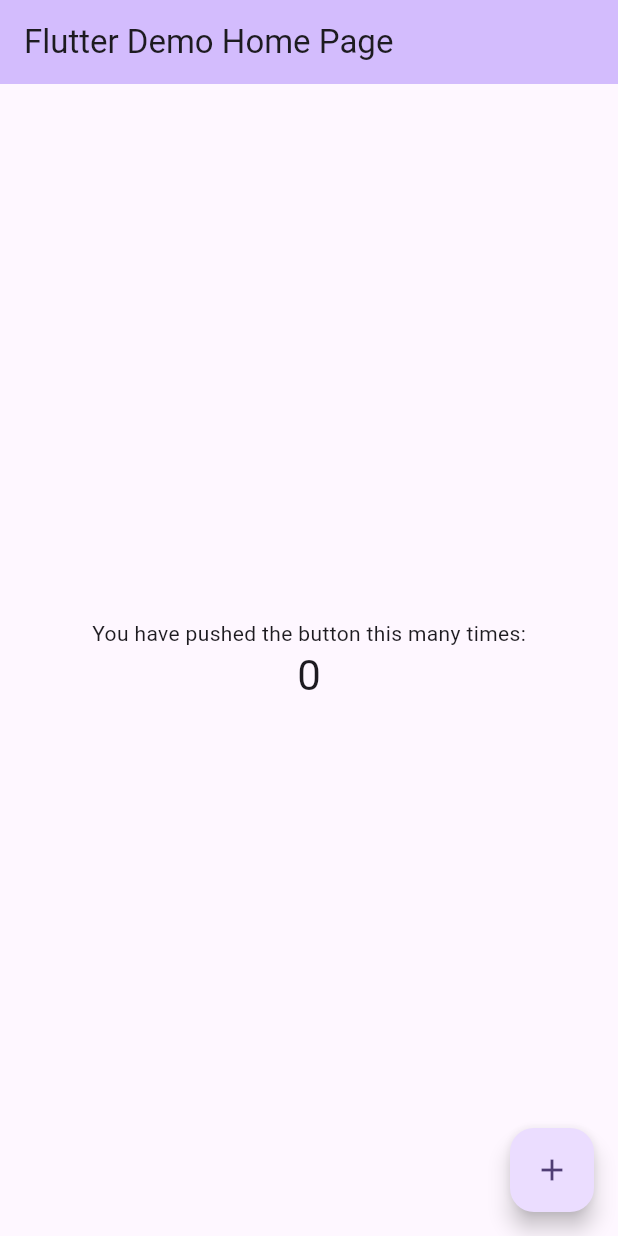
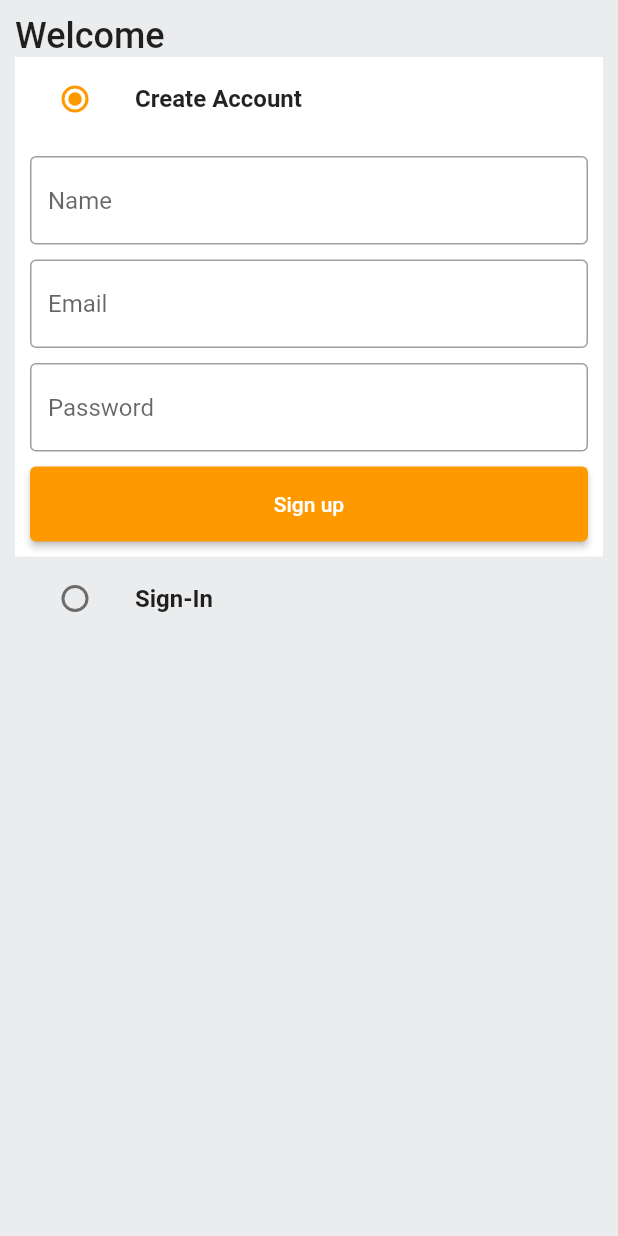
Before and after one commit to bravol/flutter_amazon_clone, a Flutter app: the screen it shows after launch, on a phone screen of 412 x 824 dp. Run offline on Flutter 3.47's test engine with Material 3 defaults, Android fonts, the phone set to English and light mode, and no system bars.

Commit message:
login and sign up forms finished, auth page finished

```diff
--- /dev/null
+++ b/lib/common/widgets/custom_button.dart
@@ -0,0 +1,21 @@
+import 'package:flutter/material.dart';
+
+class CustomButton extends StatelessWidget {
+  const CustomButton({
+    Key? key,
+    required this.text,
+    required this.onPressed,
+  }) : super(key: key);
+  final String text;
+  final VoidCallback onPressed;
+
+  @override
+  Widget build(BuildContext context) {
+    return ElevatedButton(
+      onPressed: onPressed,
+      style: ElevatedButton.styleFrom(
+          minimumSize: const Size(double.infinity, 50)),
+      child: Text(text),
+    );
+  }
+}
--- /dev/null
+++ b/lib/common/widgets/custom_text_field.dart
@@ -0,0 +1,26 @@
+import 'package:flutter/material.dart';
+
+class CustomTextField extends StatelessWidget {
+  const CustomTextField(
+      {super.key, required this.controller, required this.hintText});
+
+  final TextEditingController controller;
+  final String hintText;
+
+  @override
+  Widget build(BuildContext context) {
+    return TextFormField(
+      controller: controller,
+      decoration: InputDecoration(
+        hintText: hintText,
+        border: const OutlineInputBorder(
+          borderSide: BorderSide(color: Colors.black38),
+        ),
+        enabledBorder: const OutlineInputBorder(
+          borderSide: BorderSide(color: Colors.black38),
+        ),
+      ),
+      validator: (value) {},
+    );
+  }
+}
--- /dev/null
+++ b/lib/common/widgets/loader.dart
@@ -0,0 +1,12 @@
+import 'package:flutter/material.dart';
+
+class Loader extends StatelessWidget {
+  const Loader({Key? key}) : super(key: key);
+
+  @override
+  Widget build(BuildContext context) {
+    return const Center(
+      child: CircularProgressIndicator.adaptive(),
+    );
+  }
+}
--- /dev/null
+++ b/lib/constants/global_variables.dart
@@ -0,0 +1,52 @@
+import 'package:flutter/material.dart';
+
+String uri = 'http://<yourip>:3000';
+
+class GlobalVariables {
+  // COLORS
+  static const appBarGradient = LinearGradient(
+    colors: [
+      Color.fromARGB(255, 29, 201, 192),
+      Color.fromARGB(255, 125, 221, 216),
+    ],
+    stops: [0.5, 1.0],
+  );
+
+  static const secondaryColor = Color.fromRGBO(255, 153, 0, 1);
+  static const backgroundColor = Colors.white;
+  static const Color greyBackgroundCOlor = Color(0xffebecee);
+  static var selectedNavBarColor = Colors.cyan[800]!;
+  static const unselectedNavBarColor = Colors.black87;
+
+  // STATIC IMAGES
+  static const List<String> carouselImages = [
+    'https://images-eu.ssl-images-amazon.com/images/G/31/img21/Wireless/WLA/TS/D37847648_Accessories_savingdays_Jan22_Cat_PC_1500.jpg',
+    'https://images-eu.ssl-images-amazon.com/images/G/31/img2021/Vday/bwl/English.jpg',
+    'https://images-eu.ssl-images-amazon.com/images/G/31/img22/Wireless/AdvantagePrime/BAU/14thJan/D37196025_IN_WL_AdvantageJustforPrime_Jan_Mob_ingress-banner_1242x450.jpg',
+    'https://images-na.ssl-images-amazon.com/images/G/31/Symbol/2020/00NEW/1242_450Banners/PL31_copy._CB432483346_.jpg',
+    'https://images-na.ssl-images-amazon.com/images/G/31/img21/shoes/September/SSW/pc-header._CB641971330_.jpg',
+  ];
+
+  static const List<Map<String, String>> categoryImages = [
+    {
+      'title': 'Mobiles',
+      'image': 'assets/images/mobiles.jpeg',
+    },
+    {
+      'title': 'Essentials',
+      'image': 'assets/images/essentials.jpeg',
+    },
+    {
+      'title': 'Appliances',
+      'image': 'assets/images/appliances.jpeg',
+    },
+    {
+      'title': 'Books',
+      'image': 'assets/images/books.jpeg',
+    },
+    {
+      'title': 'Fashion',
+      'image': 'assets/images/fashion.jpeg',
+    },
+  ];
+}
--- /dev/null
+++ b/lib/features/auth/screen/auth_screen.dart
@@ -0,0 +1,152 @@
+import 'package:flutter/material.dart';
+import 'package:flutter_amazon_clone/common/widgets/custom_button.dart';
+import 'package:flutter_amazon_clone/common/widgets/custom_text_field.dart';
+import 'package:flutter_amazon_clone/constants/global_variables.dart';
+
+enum Auth { signin, signup }
+
+class AuthScreen extends StatefulWidget {
+  static const String routeName = "/auth-screen";
+  const AuthScreen({super.key});
+
+  @override
+  State<AuthScreen> createState() => _AuthScreenState();
+}
+
+class _AuthScreenState extends State<AuthScreen> {
+  Auth _auth = Auth.signup; //group value //default value
+  final _signupFormKey = GlobalKey<FormState>();
+  final _signinFormKey = GlobalKey<FormState>();
+
+  //controllers
+  final TextEditingController _emailController = TextEditingController();
+  final TextEditingController _passwordController = TextEditingController();
+  final TextEditingController _nameController = TextEditingController();
+
+//cleaning to avoid memery linkage
+  @override
+  void dispose() {
+    super.dispose();
+    _emailController.dispose();
+    _passwordController.dispose();
+    _nameController.dispose();
+  }
+
+  @override
+  Widget build(BuildContext context) {
+    return Scaffold(
+      backgroundColor: GlobalVariables.greyBackgroundCOlor,
+      body: SafeArea(
+        child: Padding(
+          padding: const EdgeInsets.all(10.0),
+          child: Column(
+            crossAxisAlignment: CrossAxisAlignment.start,
+            children: [
+              const Text(
+                'Welcome',
+                style: TextStyle(fontSize: 24, fontWeight: FontWeight.w500),
+              ),
+
+              ListTile(
+                tileColor: _auth == Auth.signup
+                    ? GlobalVariables.backgroundColor
+                    : GlobalVariables.greyBackgroundCOlor,
+                title: const Text(
+                  'Create Account',
+                  style: TextStyle(fontWeight: FontWeight.bold),
+                ),
+                leading: Radio(
+                  value: (Auth.signup),
+                  groupValue: _auth,
+                  onChanged: (Auth? val) {
+                    setState(() {
+                      _auth = val!;
+                    });
+                  },
+                  activeColor: GlobalVariables.secondaryColor,
+                ),
+              ),
+
+              //SIGNUP FORM
+              if (_auth == Auth.signup)
+                Container(
+                  padding: const EdgeInsets.all(10),
+                  color: GlobalVariables.backgroundColor,
+                  child: Form(
+                    key: _signupFormKey,
+                    child: Column(
+                      children: [
+                        CustomTextField(
+                          controller: _nameController,
+                          hintText: 'Name',
+                        ),
+                        const SizedBox(height: 10),
+                        CustomTextField(
+                          controller: _emailController,
+                          hintText: 'Email',
+                        ),
+                        const SizedBox(height: 10),
+                        CustomTextField(
+                          controller: _passwordController,
+                          hintText: 'Password',
+                        ),
+                        const SizedBox(height: 10),
+                        CustomButton(text: 'Sign up', onPressed: () {}),
+                      ],
+                    ),
+                  ),
+                ),
+
+              ListTile(
+                tileColor: _auth == Auth.signin
+                    ? GlobalVariables.backgroundColor
+                    : GlobalVariables.greyBackgroundCOlor,
+                title: const Text(
+                  'Sign-In',
+                  style: TextStyle(fontWeight: FontWeight.bold),
+                ),
+                leading: Radio(
+                  value: (Auth.signin),
+                  groupValue: _auth,
+                  onChanged: (Auth? val) {
+                    setState(() {
+                      _auth = val!;
+                    });
+                  },
+                  activeColor: GlobalVariables.secondaryColor,
+                ),
+              ),
+
+              //SIGN IN FORM
+              if (_auth == Auth.signin)
+                Container(
+                  padding: const EdgeInsets.all(10),
+                  color: GlobalVariables.backgroundColor,
+                  child: Form(
+                    key: _signinFormKey,
+                    child: Column(
+                      children: [
+                        CustomTextField(
+                          controller: _emailController,
+                          hintText: 'Email',
+                        ),
+                        const SizedBox(
+                          height: 10,
+                        ),
+                        CustomTextField(
+                          controller: _passwordController,
+                          hintText: 'Password',
+                        ),
+                        const SizedBox(height: 10),
+                        CustomButton(text: 'Sign in', onPressed: () {}),
+                      ],
+                    ),
+                  ),
+                ),
+            ],
+          ),
+        ),
+      ),
+    );
+  }
+}
--- a/lib/main.dart
+++ b/lib/main.dart
@@ -1,4 +1,7 @@
 import 'package:flutter/material.dart';
+import 'package:flutter_amazon_clone/constants/global_variables.dart';
+import 'package:flutter_amazon_clone/features/auth/screen/auth_screen.dart';
+import 'package:flutter_amazon_clone/router.dart';
 
 void main() {
   runApp(const MyApp());
@@ -7,119 +10,21 @@
 class MyApp extends StatelessWidget {
   const MyApp({super.key});
 
-  // This widget is the root of your application.
   @override
   Widget build(BuildContext context) {
     return MaterialApp(
-      title: 'Flutter Demo',
+      title: 'Flutter Amazon Clone',
       theme: ThemeData(
-        // This is the theme of your application.
-        //
-        // TRY THIS: Try running your application with "flutter run". You'll see
-        // the application has a purple toolbar. Then, without quitting the app,
-        // try changing the seedColor in the colorScheme below to Colors.green
-        // and then invoke "hot reload" (save your changes or press the "hot
-        // reload" button in a Flutter-supported IDE, or press "r" if you used
-        // the command line to start the app).
-        //
-        // Notice that the counter didn't reset back to zero; the application
-        // state is not lost during the reload. To reset the state, use hot
-        // restart instead.
-        //
-        // This works for code too, not just values: Most code changes can be
-        // tested with just a hot reload.
-        colorScheme: ColorScheme.fromSeed(seedColor: Colors.deepPurple),
-        useMaterial3: true,
+        scaffoldBackgroundColor: GlobalVariables.backgroundColor,
+        colorScheme: const ColorScheme.light(
+          primary: GlobalVariables.secondaryColor,
+        ),
+        appBarTheme: const AppBarTheme(
+            elevation: 0, iconTheme: IconThemeData(color: Colors.black)),
+        useMaterial3: false,
       ),
-      home: const MyHomePage(title: 'Flutter Demo Home Page'),
+      onGenerateRoute: (settings) => generateRoute(settings),
+      home: const AuthScreen(),
     );
   }
 }
-
-class MyHomePage extends StatefulWidget {
-  const MyHomePage({super.key, required this.title});
-
-  // This widget is the home page of your application. It is stateful, meaning
-  // that it has a State object (defined below) that contains fields that affect
-  // how it looks.
-
-  // This class is the configuration for the state. It holds the values (in this
-  // case the title) provided by the parent (in this case the App widget) and
-  // used by the build method of the State. Fields in a Widget subclass are
-  // always marked "final".
-
-  final String title;
-
-  @override
-  State<MyHomePage> createState() => _MyHomePageState();
-}
-
-class _MyHomePageState extends State<MyHomePage> {
-  int _counter = 0;
-
-  void _incrementCounter() {
-    setState(() {
-      // This call to setState tells the Flutter framework that something has
-      // changed in this State, which causes it to rerun the build method below
-      // so that the display can reflect the updated values. If we changed
-      // _counter without calling setState(), then the build method would not be
-      // called again, and so nothing would appear to happen.
-      _counter++;
-    });
-  }
-
-  @override
-  Widget build(BuildContext context) {
-    // This method is rerun every time setState is called, for instance as done
-    // by the _incrementCounter method above.
-    //
-    // The Flutter framework has been optimized to make rerunning build methods
-    // fast, so that you can just rebuild anything that needs updating rather
-    // than having to individually change instances of widgets.
-    return Scaffold(
-      appBar: AppBar(
-        // TRY THIS: Try changing the color here to a specific color (to
-        // Colors.amber, perhaps?) and trigger a hot reload to see the AppBar
-        // change color while the other colors stay the same.
-        backgroundColor: Theme.of(context).colorScheme.inversePrimary,
-        // Here we take the value from the MyHomePage object that was created by
-        // the App.build method, and use it to set our appbar title.
-        title: Text(widget.title),
-      ),
-      body: Center(
-        // Center is a layout widget. It takes a single child and positions it
-        // in the middle of the parent.
-        child: Column(
-          // Column is also a layout widget. It takes a list of children and
-          // arranges them vertically. By default, it sizes itself to fit its
-          // children horizontally, and tries to be as tall as its parent.
-          //
-          // Column has various properties to control how it sizes itself and
-          // how it positions its children. Here we use mainAxisAlignment to
-          // center the children vertically; the main axis here is the vertical
-          // axis because Columns are vertical (the cross axis would be
-          // horizontal).
-          //
-          // TRY THIS: Invoke "debug painting" (choose the "Toggle Debug Paint"
-          // action in the IDE, or press "p" in the console), to see the
-          // wireframe for each widget.
-          mainAxisAlignment: MainAxisAlignment.center,
-          children: <Widget>[
-            const Text(
-              'You have pushed the button this many times:',
-            ),
-            Text(
-              '$_counter',
-              style: Theme.of(context).textTheme.headlineMedium,
-            ),
-          ],
-        ),
-      ),
-      floatingActionButton: FloatingActionButton(
-        onPressed: _incrementCounter,
-        tooltip: 'Increment',
-        child: const Icon(Icons.add),
-      ), // This trailing comma makes auto-formatting nicer for build methods.
-    );
-  }
-}
--- /dev/null
+++ b/lib/router.dart
@@ -0,0 +1,21 @@
+import 'package:flutter/material.dart';
+import 'package:flutter_amazon_clone/features/auth/screen/auth_screen.dart';
+
+Route<dynamic> generateRoute(RouteSettings routeSettings) {
+  switch (routeSettings.name) {
+    case AuthScreen.routeName:
+      return MaterialPageRoute(
+        settings: routeSettings,
+        builder: (_) => const AuthScreen(),
+      );
+    default:
+      // 404
+      return MaterialPageRoute(
+        builder: (_) => Scaffold(
+          body: Center(
+            child: Text('No route defined for ${routeSettings.name}'),
+          ),
+        ),
+      );
+  }
+}
```
